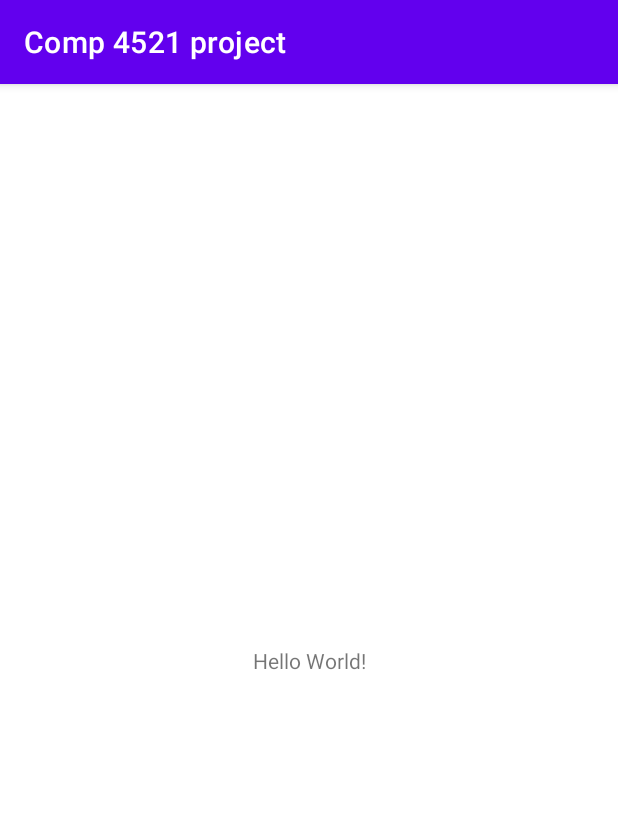
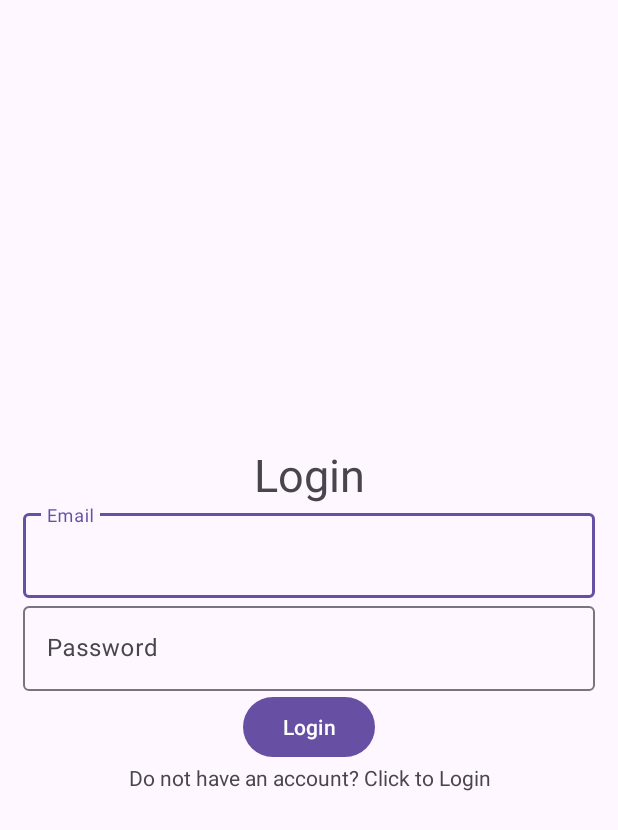
Before and after one commit to markpiu/comp4521project, an Android app: the screen it shows after launch (MainActivity before the commit, Login after it), on a phone screen of 412 x 824 dp. Shown: the top 830 px of the screen. Run offline under Robolectric (Android 15) with nearby library versions, the light colour scheme and no system bars; our stand-ins replace Firebase (no records; nobody signed in at launch, a user with empty details on screens opened directly).

Commit message:
Finished register and login with email and password

```diff
--- /dev/null
+++ b/app/src/main/java/comp4521/group_s/Login.java
@@ -0,0 +1,108 @@
+package comp4521.group_s;
+
+import androidx.annotation.NonNull;
+import androidx.appcompat.app.AppCompatActivity;
+
+import android.content.Intent;
+import android.os.Bundle;
+import android.text.TextUtils;
+import android.view.View;
+import android.widget.Button;
+import android.widget.ProgressBar;
+import android.widget.TextView;
+import android.widget.Toast;
+
+import com.google.android.gms.tasks.OnCompleteListener;
+import com.google.android.gms.tasks.Task;
+import com.google.android.material.textfield.TextInputEditText;
+import com.google.firebase.auth.AuthResult;
+import com.google.firebase.auth.FirebaseAuth;
+import com.google.firebase.auth.FirebaseUser;
+
+public class Login extends AppCompatActivity {
+
+    TextInputEditText editTextEmail,editTextPassword;
+    Button buttonLogin;
+    FirebaseAuth mAuth;
+    ProgressBar progressBar;
+    TextView RegNowTextView;
+
+    @Override
+    public void onStart() {
+        super.onStart();
+        // Check if user is signed in (non-null) and update UI accordingly.
+        FirebaseUser currentUser = mAuth.getCurrentUser();
+        if(currentUser != null){
+            Intent intent = new Intent(getApplicationContext(), MainActivity.class);
+            startActivity(intent);
+            finish();
+        }
+    }
+
+    @Override
+    protected void onCreate(Bundle savedInstanceState) {
+        super.onCreate(savedInstanceState);
+        setContentView(R.layout.activity_login);
+        mAuth = FirebaseAuth.getInstance();
+        editTextEmail = findViewById(R.id.email);
+        editTextPassword = findViewById(R.id.password);
+        buttonLogin = findViewById(R.id.btnLogin);
+        progressBar = findViewById(R.id.progressBar);
+        RegNowTextView = findViewById(R.id.registerNow);
+
+
+        buttonLogin.setOnClickListener(new View.OnClickListener() {
+            @Override
+            public void onClick(View view) {
+                progressBar.setVisibility(View.VISIBLE);
+                String email, password;
+                email = String.valueOf(editTextEmail.getText());
+                password = String.valueOf(editTextPassword.getText());
+
+                if(TextUtils.isEmpty(email)){
+                    Toast.makeText(Login.this, "Enter email",Toast.LENGTH_SHORT).show();
+                    progressBar.setVisibility(View.GONE);
+                    return;
+                }
+                if(TextUtils.isEmpty(password)){
+                    Toast.makeText(Login.this, "Enter password",Toast.LENGTH_SHORT).show();
+                    progressBar.setVisibility(View.GONE);
+                    return;
+                }
+
+                mAuth.signInWithEmailAndPassword(email, password)
+                        .addOnCompleteListener(new OnCompleteListener<AuthResult>() {
+                            @Override
+                            public void onComplete(@NonNull Task<AuthResult> task) {
+                                progressBar.setVisibility(View.GONE);
+                                if (task.isSuccessful()) {
+                                    Toast.makeText(getApplicationContext(), "Login Success",Toast.LENGTH_SHORT).show();
+                                    Intent intent = new Intent(getApplicationContext(), MainActivity.class);
+                                    startActivity(intent);
+                                    finish();
+                                } else {
+                                    // If sign in fails, display a message to the user.
+                                    Toast.makeText(Login.this, "Authentication failed.",
+                                            Toast.LENGTH_SHORT).show();
+                                }
+                            }
+                        });
+            }
+        });
+
+
+        RegNowTextView.setOnClickListener(new View.OnClickListener() {
+            @Override
+            public void onClick(View view) {
+                Intent intent = new Intent(getApplicationContext(), Register.class);
+                startActivity(intent);
+                finish();
+            }
+        });
+
+
+
+    }
+
+
+}
--- /dev/null
+++ b/app/src/main/res/layout/activity_login.xml
@@ -0,0 +1,62 @@
+<?xml version="1.0" encoding="utf-8"?>
+<LinearLayout xmlns:android="http://schemas.android.com/apk/res/android"
+    xmlns:app="http://schemas.android.com/apk/res-auto"
+    xmlns:tools="http://schemas.android.com/tools"
+    android:layout_width="match_parent"
+    android:orientation="vertical"
+    android:gravity="center"
+    android:layout_height="match_parent"
+    android:padding="15dp"
+
+    tools:context=".Login">
+
+    <TextView
+        android:text="@string/login"
+        android:layout_width="match_parent"
+        android:gravity="center"
+        android:textSize="30sp"
+        android:layout_height="wrap_content" />
+    <com.google.android.material.textfield.TextInputLayout
+        android:layout_width="match_parent"
+        android:layout_height="wrap_content">
+        <com.google.android.material.textfield.TextInputEditText
+            android:id="@+id/email"
+            android:hint="@string/email"
+            android:layout_width="match_parent"
+            android:layout_height="wrap_content">
+
+        </com.google.android.material.textfield.TextInputEditText>
+    </com.google.android.material.textfield.TextInputLayout>
+
+    <com.google.android.material.textfield.TextInputLayout
+        android:layout_width="match_parent"
+        android:layout_height="wrap_content">
+        <com.google.android.material.textfield.TextInputEditText
+            android:id="@+id/password"
+            android:hint="@string/password"
+            android:layout_width="match_parent"
+            android:layout_height="wrap_content">
+
+        </com.google.android.material.textfield.TextInputEditText>
+    </com.google.android.material.textfield.TextInputLayout>
+    <ProgressBar
+        android:id = "@+id/progressBar"
+        android:visibility="gone"
+        android:layout_width="wrap_content"
+        android:layout_height="wrap_content"></ProgressBar>
+    <Button
+        android:id="@+id/btnLogin"
+        android:layout_width="wrap_content"
+        android:layout_height="wrap_content"
+        android:text="@string/login">
+
+    </Button>
+
+    <TextView
+        android:id="@+id/registerNow"
+        android:text="@string/click_to_register"
+        android:layout_width="match_parent"
+        android:layout_height="wrap_content"
+        android:gravity="center"/>
+
+</LinearLayout>
--- a/app/src/main/res/values/strings.xml
+++ b/app/src/main/res/values/strings.xml
@@ -1,3 +1,9 @@
 <resources>
     <string name="app_name">Comp 4521 project</string>
+    <string name="login">Login</string>
+    <string name="email">Email</string>
+    <string name="password">Password</string>
+    <string name="register">Register</string>
+    <string name="click_to_login">Have an Account? Click to Login</string>
+    <string name="click_to_register">Do not have an account? Click to Login</string>
 </resources>
```
Also changed, not shown: app/src/main/AndroidManifest.xml (+13 -2 lines), app/src/main/java/comp4521/group_s/Register.java (added, +105 -0 lines), app/src/main/res/layout/activity_register.xml (added, +66 -0 lines).
